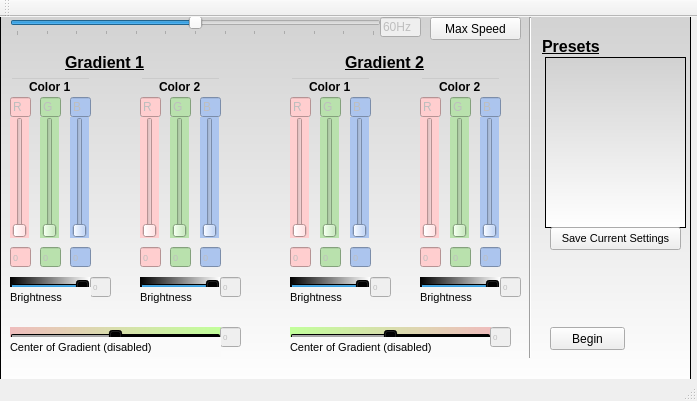
Above: mainwindow.ui from artoonie/GardenPath before the change. Below: the same form after it.
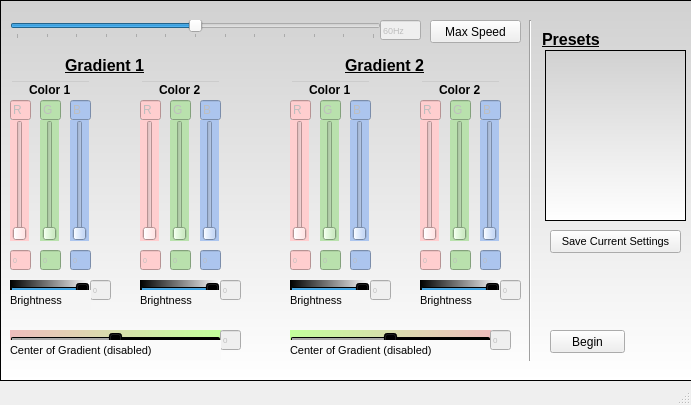
That is the form after the change.

Commit message: Added load-from-file

```diff
--- a/mainwindow.ui
+++ b/mainwindow.ui
@@ -6,8 +6,8 @@
    <rect>
     <x>0</x>
     <y>0</y>
-    <width>697</width>
-    <height>401</height>
+    <width>691</width>
+    <height>405</height>
    </rect>
   </property>
   <property name="windowTitle">
@@ -24,7 +24,7 @@
     <property name="geometry">
      <rect>
       <x>10</x>
-      <y>0</y>
+      <y>20</y>
       <width>371</width>
       <height>19</height>
      </rect>
@@ -61,11 +61,16 @@
     <property name="geometry">
      <rect>
       <x>380</x>
-      <y>0</y>
+      <y>20</y>
       <width>41</width>
       <height>20</height>
      </rect>
     </property>
+    <property name="font">
+     <font>
+      <pointsize>7</pointsize>
+     </font>
+    </property>
     <property name="styleSheet">
      <string notr="true"/>
     </property>
@@ -83,7 +88,7 @@
     <property name="geometry">
      <rect>
       <x>10</x>
-      <y>100</y>
+      <y>120</y>
       <width>19</width>
       <height>121</height>
      </rect>
@@ -112,7 +117,7 @@
     <property name="geometry">
      <rect>
       <x>40</x>
-      <y>100</y>
+      <y>120</y>
       <width>19</width>
       <height>121</height>
      </rect>
@@ -135,7 +140,7 @@
     <property name="geometry">
      <rect>
       <x>70</x>
-      <y>100</y>
+      <y>120</y>
       <width>19</width>
       <height>121</height>
      </rect>
@@ -158,7 +163,7 @@
     <property name="geometry">
      <rect>
       <x>10</x>
-      <y>60</y>
+      <y>80</y>
       <width>81</width>
       <height>20</height>
      </rect>
@@ -189,7 +194,7 @@
     <property name="geometry">
      <rect>
       <x>10</x>
-      <y>80</y>
+      <y>100</y>
       <width>21</width>
       <height>20</height>
      </rect>
@@ -212,7 +217,7 @@
     <property name="geometry">
      <rect>
       <x>40</x>
-      <y>80</y>
+      <y>100</y>
       <width>21</width>
       <height>20</height>
      </rect>
@@ -235,7 +240,7 @@
     <property name="geometry">
      <rect>
       <x>70</x>
-      <y>80</y>
+      <y>100</y>
       <width>21</width>
       <height>20</height>
      </rect>
@@ -258,7 +263,7 @@
     <property name="geometry">
      <rect>
       <x>200</x>
-      <y>100</y>
+      <y>120</y>
       <width>19</width>
       <height>121</height>
      </rect>
@@ -284,7 +289,7 @@
     <property name="geometry">
      <rect>
       <x>170</x>
-      <y>100</y>
+      <y>120</y>
       <width>19</width>
       <height>121</height>
      </rect>
@@ -310,7 +315,7 @@
     <property name="geometry">
      <rect>
       <x>140</x>
-      <y>60</y>
+      <y>80</y>
       <width>81</width>
       <height>20</height>
      </rect>
@@ -341,7 +346,7 @@
     <property name="geometry">
      <rect>
       <x>140</x>
-      <y>100</y>
+      <y>120</y>
       <width>19</width>
       <height>121</height>
      </rect>
@@ -364,7 +369,7 @@
     <property name="geometry">
      <rect>
       <x>200</x>
-      <y>80</y>
+      <y>100</y>
       <width>21</width>
       <height>20</height>
      </rect>
@@ -387,7 +392,7 @@
     <property name="geometry">
      <rect>
       <x>170</x>
-      <y>80</y>
+      <y>100</y>
       <width>21</width>
       <height>20</height>
      </rect>
@@ -410,7 +415,7 @@
     <property name="geometry">
      <rect>
       <x>140</x>
-      <y>80</y>
+      <y>100</y>
       <width>21</width>
       <height>20</height>
      </rect>
@@ -433,14 +438,14 @@
     <property name="geometry">
      <rect>
       <x>10</x>
-      <y>230</y>
+      <y>250</y>
       <width>21</width>
       <height>20</height>
      </rect>
     </property>
     <property name="font">
      <font>
-      <pointsize>7</pointsize>
+      <pointsize>5</pointsize>
      </font>
     </property>
     <property name="styleSheet">
@@ -461,14 +466,14 @@
     <property name="geometry">
      <rect>
       <x>40</x>
-      <y>230</y>
+      <y>250</y>
       <width>21</width>
       <height>20</height>
      </rect>
     </property>
     <property name="font">
      <font>
-      <pointsize>7</pointsize>
+      <pointsize>5</pointsize>
      </font>
     </property>
     <property name="styleSheet">
@@ -489,14 +494,14 @@
     <property name="geometry">
      <rect>
       <x>70</x>
-      <y>230</y>
+      <y>250</y>
       <width>21</width>
       <height>20</height>
      </rect>
     </property>
     <property name="font">
      <font>
-      <pointsize>7</pointsize>
+      <pointsize>5</pointsize>
      </font>
     </property>
     <property name="styleSheet">
@@ -517,14 +522,14 @@
     <property name="geometry">
      <rect>
       <x>170</x>
-      <y>230</y>
+      <y>250</y>
       <width>21</width>
       <height>20</height>
      </rect>
     </property>
     <property name="font">
      <font>
-      <pointsize>7</pointsize>
+      <pointsize>5</pointsize>
      </font>
     </property>
     <property name="styleSheet">
@@ -545,14 +550,14 @@
     <property name="geometry">
      <rect>
       <x>200</x>
-      <y>230</y>
+      <y>250</y>
       <width>21</width>
       <height>20</height>
      </rect>
     </property>
     <property name="font">
      <font>
-      <pointsize>7</pointsize>
+      <pointsize>5</pointsize>
      </font>
     </property>
     <property name="styleSheet">
@@ -573,14 +578,14 @@
     <property name="geometry">
      <rect>
       <x>140</x>
-      <y>230</y>
+      <y>250</y>
       <width>21</width>
       <height>20</height>
      </rect>
     </property>
     <property name="font">
      <font>
-      <pointsize>7</pointsize>
+      <pointsize>5</pointsize>
      </font>
     </property>
     <property name="styleSheet">
@@ -598,7 +603,7 @@
     <property name="geometry">
      <rect>
       <x>550</x>
-      <y>310</y>
+      <y>330</y>
       <width>75</width>
       <height>23</height>
      </rect>
@@ -614,7 +619,7 @@
     <property name="geometry">
      <rect>
       <x>290</x>
-      <y>310</y>
+      <y>330</y>
       <width>201</width>
       <height>19</height>
      </rect>
@@ -636,7 +641,7 @@
     <property name="geometry">
      <rect>
       <x>290</x>
-      <y>320</y>
+      <y>340</y>
       <width>210</width>
       <height>20</height>
      </rect>
@@ -657,7 +662,7 @@
     <property name="geometry">
      <rect>
       <x>10</x>
-      <y>320</y>
+      <y>340</y>
       <width>211</width>
       <height>20</height>
      </rect>
@@ -681,7 +686,7 @@
     <property name="geometry">
      <rect>
       <x>10</x>
-      <y>310</y>
+      <y>330</y>
       <width>211</width>
       <height>19</height>
      </rect>
@@ -706,7 +711,7 @@
     <property name="geometry">
      <rect>
       <x>220</x>
-      <y>310</y>
+      <y>330</y>
       <width>21</width>
       <height>20</height>
      </rect>
@@ -727,7 +732,7 @@
     <property name="geometry">
      <rect>
       <x>490</x>
-      <y>310</y>
+      <y>330</y>
       <width>21</width>
       <height>20</height>
      </rect>
@@ -745,7 +750,7 @@
     <property name="geometry">
      <rect>
       <x>40</x>
-      <y>30</y>
+      <y>50</y>
       <width>131</width>
       <height>30</height>
      </rect>
@@ -779,7 +784,7 @@
     <property name="geometry">
      <rect>
       <x>290</x>
-      <y>80</y>
+      <y>100</y>
       <width>21</width>
       <height>20</height>
      </rect>
@@ -799,7 +804,7 @@
     <property name="geometry">
      <rect>
       <x>320</x>
-      <y>30</y>
+      <y>50</y>
       <width>131</width>
       <height>30</height>
      </rect>
@@ -832,7 +837,7 @@
     <property name="geometry">
      <rect>
       <x>420</x>
-      <y>60</y>
+      <y>80</y>
       <width>81</width>
       <height>20</height>
      </rect>
@@ -863,7 +868,7 @@
     <property name="geometry">
      <rect>
       <x>420</x>
-      <y>100</y>
+      <y>120</y>
       <width>19</width>
       <height>121</height>
      </rect>
@@ -886,7 +891,7 @@
     <property name="geometry">
      <rect>
       <x>320</x>
-      <y>80</y>
+      <y>100</y>
       <width>21</width>
       <height>20</height>
      </rect>
@@ -909,7 +914,7 @@
     <property name="geometry">
      <rect>
       <x>350</x>
-      <y>80</y>
+      <y>100</y>
       <width>21</width>
       <height>20</height>
      </rect>
@@ -932,14 +937,14 @@
     <property name="geometry">
      <rect>
       <x>350</x>
-      <y>230</y>
+      <y>250</y>
       <width>21</width>
       <height>20</height>
      </rect>
     </property>
     <property name="font">
      <font>
-      <pointsize>7</pointsize>
+      <pointsize>5</pointsize>
      </font>
     </property>
     <property name="styleSheet">
@@ -960,7 +965,7 @@
     <property name="geometry">
      <rect>
       <x>480</x>
-      <y>100</y>
+      <y>120</y>
       <width>19</width>
       <height>121</height>
      </rect>
@@ -986,14 +991,14 @@
     <property name="geometry">
      <rect>
       <x>450</x>
-      <y>230</y>
+      <y>250</y>
       <width>21</width>
       <height>20</height>
      </rect>
     </property>
     <property name="font">
      <font>
-      <pointsize>7</pointsize>
+      <pointsize>5</pointsize>
      </font>
     </property>
     <property name="styleSheet">
@@ -1014,7 +1019,7 @@
     <property name="geometry">
      <rect>
       <x>450</x>
-      <y>80</y>
+      <y>100</y>
       <width>21</width>
       <height>20</height>
      </rect>
@@ -1037,7 +1042,7 @@
     <property name="geometry">
      <rect>
       <x>290</x>
-      <y>100</y>
+      <y>120</y>
       <width>19</width>
       <height>121</height>
      </rect>
@@ -1066,14 +1071,14 @@
     <property name="geometry">
      <rect>
       <x>480</x>
-      <y>230</y>
+      <y>250</y>
       <width>21</width>
       <height>20</height>
      </rect>
     </property>
     <property name="font">
      <font>
-      <pointsize>7</pointsize>
+      <pointsize>5</pointsize>
      </font>
     </property>
     <property name="styleSheet">
@@ -1094,7 +1099,7 @@
     <property name="geometry">
      <rect>
       <x>420</x>
-      <y>80</y>
+      <y>100</y>
       <width>21</width>
       <height>20</height>
      </rect>
@@ -1117,14 +1122,14 @@
     <property name="geometry">
      <rect>
       <x>290</x>
-      <y>230</y>
+      <y>250</y>
       <width>21</width>
       <height>20</height>
      </rect>
     </property>
     <property name="font">
      <font>
-      <pointsize>7</pointsize>
+      <pointsize>5</pointsize>
      </font>
     </property>
     <property name="styleSheet">
@@ -1145,7 +1150,7 @@
     <property name="geometry">
      <rect>
       <x>480</x>
-      <y>80</y>
+      <y>100</y>
       <width>21</width>
       <height>20</height>
      </rect>
@@ -1168,7 +1173,7 @@
     <property name="geometry">
      <rect>
       <x>350</x>
-      <y>100</y>
+      <y>120</y>
       <width>19</width>
       <height>121</height>
      </rect>
@@ -1191,14 +1196,14 @@
     <property name="geometry">
      <rect>
       <x>420</x>
-      <y>230</y>
+      <y>250</y>
       <width>21</width>
       <height>20</height>
      </rect>
     </property>
     <property name="font">
      <font>
-      <pointsize>7</pointsize>
+      <pointsize>5</pointsize>
      </font>
     </property>
     <property name="styleSheet">
@@ -1219,7 +1224,7 @@
     <property name="geometry">
      <rect>
       <x>290</x>
-      <y>60</y>
+      <y>80</y>
       <width>81</width>
       <height>20</height>
      </rect>
@@ -1250,14 +1255,14 @@
     <property name="geometry">
      <rect>
       <x>320</x>
-      <y>230</y>
+      <y>250</y>
       <width>21</width>
       <height>20</height>
      </rect>
     </property>
     <property name="font">
      <font>
-      <pointsize>7</pointsize>
+      <pointsize>5</pointsize>
      </font>
     </property>
     <property name="styleSheet">
@@ -1278,7 +1283,7 @@
     <property name="geometry">
      <rect>
       <x>320</x>
-      <y>100</y>
+      <y>120</y>
       <width>19</width>
       <height>121</height>
      </rect>
@@ -1301,7 +1306,7 @@
     <property name="geometry">
      <rect>
       <x>450</x>
-      <y>100</y>
+      <y>120</y>
       <width>19</width>
       <height>121</height>
      </rect>
@@ -1324,7 +1329,7 @@
     <property name="geometry">
      <rect>
       <x>10</x>
-      <y>270</y>
+      <y>290</y>
       <width>81</width>
       <height>20</height>
      </rect>
@@ -1348,14 +1353,14 @@
     <property name="geometry">
      <rect>
       <x>90</x>
-      <y>260</y>
+      <y>280</y>
       <width>21</width>
       <height>20</height>
      </rect>
     </property>
     <property name="font">
      <font>
-      <pointsize>6</pointsize>
+      <pointsize>5</pointsize>
      </font>
     </property>
     <property name="text">
@@ -1366,7 +1371,7 @@
     <property name="geometry">
      <rect>
       <x>10</x>
-      <y>260</y>
+      <y>280</y>
       <width>80</width>
       <height>19</height>
      </rect>
@@ -1391,7 +1396,7 @@
     <property name="geometry">
      <rect>
       <x>140</x>
-      <y>270</y>
+      <y>290</y>
       <width>80</width>
       <height>20</height>
      </rect>
@@ -1412,7 +1417,7 @@
     <property name="geometry">
      <rect>
       <x>140</x>
-      <y>260</y>
+      <y>280</y>
       <width>80</width>
       <height>19</height>
      </rect>
@@ -1440,14 +1445,14 @@
     <property name="geometry">
      <rect>
       <x>220</x>
-      <y>260</y>
+      <y>280</y>
       <width>21</width>
       <height>20</height>
      </rect>
     </property>
     <property name="font">
      <font>
-      <pointsize>6</pointsize>
+      <pointsize>5</pointsize>
      </font>
     </property>
     <property name="text">
@@ -1458,7 +1463,7 @@
     <property name="geometry">
      <rect>
       <x>290</x>
-      <y>270</y>
+      <y>290</y>
       <width>80</width>
       <height>20</height>
      </rect>
@@ -1482,14 +1487,14 @@
     <property name="geometry">
      <rect>
       <x>500</x>
-      <y>260</y>
+      <y>280</y>
       <width>21</width>
       <height>20</height>
      </rect>
     </property>
     <property name="font">
      <font>
-      <pointsize>6</pointsize>
+      <pointsize>5</pointsize>
      </font>
     </property>
     <property name="text">
@@ -1500,7 +1505,7 @@
     <property name="geometry">
      <rect>
       <x>420</x>
-      <y>270</y>
+      <y>290</y>
       <width>80</width>
       <height>20</height>
      </rect>
@@ -1521,7 +1526,7 @@
     <property name="geometry">
      <rect>
       <x>290</x>
-      <y>260</y>
+      <y>280</y>
       <width>80</width>
       <height>19</height>
      </rect>
@@ -1549,14 +1554,14 @@
     <property name="geometry">
      <rect>
       <x>370</x>
-      <y>260</y>
+      <y>280</y>
       <width>21</width>
       <height>20</height>
      </rect>
     </property>
     <property name="font">
      <font>
-      <pointsize>6</pointsize>
+      <pointsize>5</pointsize>
      </font>
     </property>
     <property name="text">
@@ -1567,7 +1572,7 @@
     <property name="geometry">
      <rect>
       <x>420</x>
-      <y>260</y>
+      <y>280</y>
       <width>80</width>
       <height>19</height>
      </rect>
@@ -1592,7 +1597,7 @@
     <property name="geometry">
      <rect>
       <x>520</x>
-      <y>0</y>
+      <y>20</y>
       <width>20</width>
       <height>341</height>
      </rect>
@@ -1605,8 +1610,8 @@
     <property name="geometry">
      <rect>
       <x>0</x>
-      <y>-10</y>
-      <width>691</width>
+      <y>0</y>
+      <width>701</width>
       <height>381</height>
      </rect>
     </property>
@@ -1680,7 +1685,7 @@
     <property name="geometry">
      <rect>
       <x>430</x>
-      <y>0</y>
+      <y>20</y>
       <width>91</width>
       <height>23</height>
      </rect>
@@ -1693,7 +1698,7 @@
     <property name="geometry">
      <rect>
       <x>550</x>
-      <y>210</y>
+      <y>230</y>
       <width>131</width>
       <height>23</height>
      </rect>
@@ -1775,14 +1780,6 @@
    <zorder>label_6</zorder>
    <zorder>g2Off</zorder>
   </widget>
-  <widget class="QToolBar" name="mainToolBar">
-   <attribute name="toolBarArea">
-    <enum>TopToolBarArea</enum>
-   </attribute>
-   <attribute name="toolBarBreak">
-    <bool>false</bool>
-   </attribute>
-  </widget>
   <widget class="QStatusBar" name="statusBar"/>
  </widget>
  <layoutdefault spacing="6" margin="11"/>
```
The commit also changes 2 other files.
